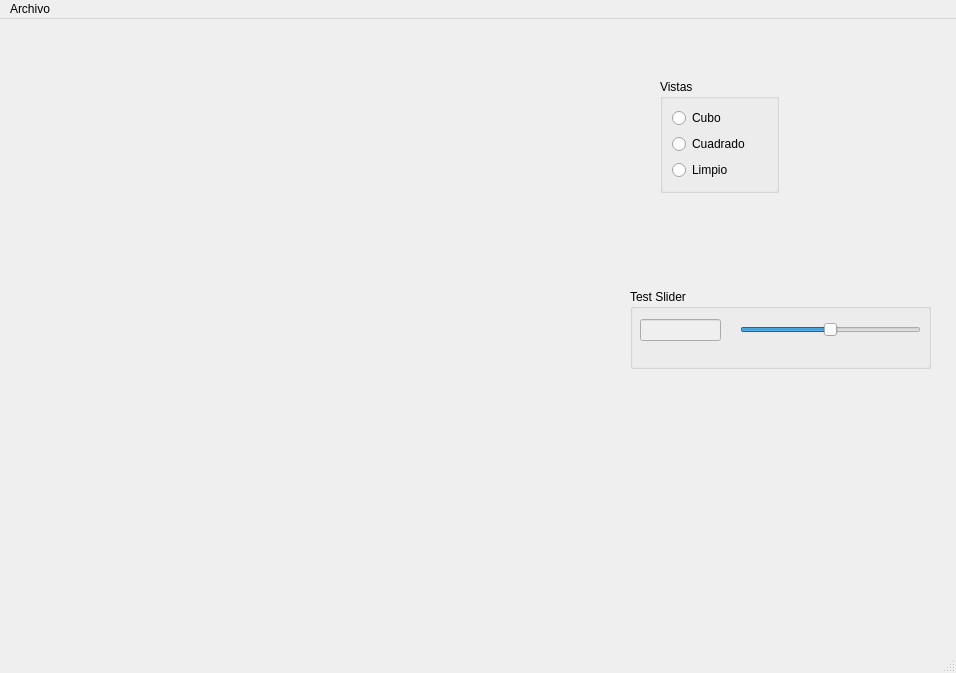
This is mainwindow.ui in kioshiokamoto/Proyecto-final-CV as Qt 5 draws it before an edit. The edited form follows.
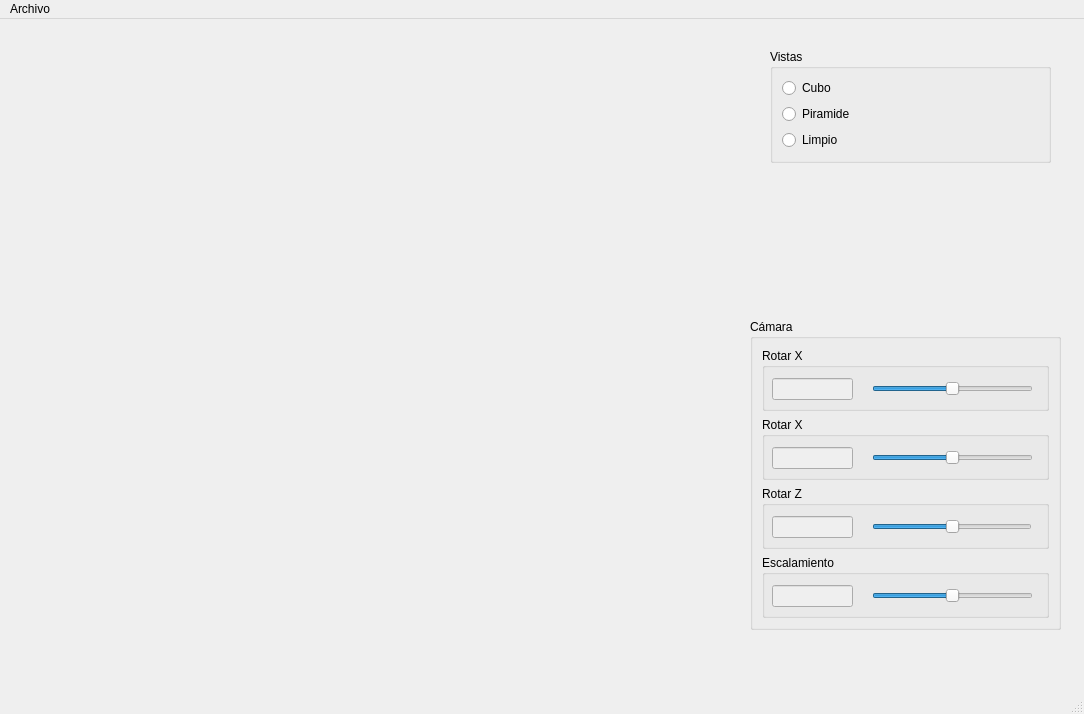
This is the edited form.

What changed in the file:
```diff
--- a/mainwindow.ui
+++ b/mainwindow.ui
@@ -6,8 +6,8 @@
    <rect>
     <x>0</x>
     <y>0</y>
-    <width>956</width>
-    <height>673</height>
+    <width>1084</width>
+    <height>714</height>
    </rect>
   </property>
   <property name="windowTitle">
@@ -19,66 +19,18 @@
      <rect>
       <x>20</x>
       <y>20</y>
-      <width>581</width>
-      <height>571</height>
+      <width>721</width>
+      <height>631</height>
      </rect>
     </property>
     <layout class="QHBoxLayout" name="horizontalLayout"/>
    </widget>
-   <widget class="QGroupBox" name="groupBox">
-    <property name="geometry">
-     <rect>
-      <x>630</x>
-      <y>270</y>
-      <width>301</width>
-      <height>80</height>
-     </rect>
-    </property>
-    <property name="title">
-     <string>Test Slider</string>
-    </property>
-    <widget class="QSlider" name="horizontalSlider">
-     <property name="geometry">
-      <rect>
-       <x>110</x>
-       <y>30</y>
-       <width>181</width>
-       <height>22</height>
-      </rect>
-     </property>
-     <property name="minimum">
-      <number>1</number>
-     </property>
-     <property name="maximum">
-      <number>200</number>
-     </property>
-     <property name="sliderPosition">
-      <number>100</number>
-     </property>
-     <property name="orientation">
-      <enum>Qt::Horizontal</enum>
-     </property>
-    </widget>
-    <widget class="QLineEdit" name="lineEdit">
-     <property name="enabled">
-      <bool>false</bool>
-     </property>
-     <property name="geometry">
-      <rect>
-       <x>10</x>
-       <y>30</y>
-       <width>81</width>
-       <height>22</height>
-      </rect>
-     </property>
-    </widget>
-   </widget>
    <widget class="QGroupBox" name="groupBox_2">
     <property name="geometry">
      <rect>
-      <x>660</x>
-      <y>60</y>
-      <width>119</width>
+      <x>770</x>
+      <y>30</y>
+      <width>281</width>
       <height>114</height>
      </rect>
     </property>
@@ -96,7 +48,7 @@
      <item>
       <widget class="QRadioButton" name="radioButton_2">
        <property name="text">
-        <string>Cuadrado</string>
+        <string>Piramide</string>
        </property>
       </widget>
      </item>
@@ -109,13 +61,202 @@
      </item>
     </layout>
    </widget>
+   <widget class="QGroupBox" name="groupBox_5">
+    <property name="geometry">
+     <rect>
+      <x>750</x>
+      <y>300</y>
+      <width>311</width>
+      <height>311</height>
+     </rect>
+    </property>
+    <property name="title">
+     <string>Cámara</string>
+    </property>
+    <layout class="QVBoxLayout" name="verticalLayout_2">
+     <item>
+      <widget class="QGroupBox" name="groupBox">
+       <property name="title">
+        <string>Rotar X</string>
+       </property>
+       <widget class="QSlider" name="XSlider">
+        <property name="geometry">
+         <rect>
+          <x>110</x>
+          <y>30</y>
+          <width>161</width>
+          <height>22</height>
+         </rect>
+        </property>
+        <property name="minimum">
+         <number>-359</number>
+        </property>
+        <property name="maximum">
+         <number>359</number>
+        </property>
+        <property name="value">
+         <number>0</number>
+        </property>
+        <property name="sliderPosition">
+         <number>0</number>
+        </property>
+        <property name="orientation">
+         <enum>Qt::Horizontal</enum>
+        </property>
+       </widget>
+       <widget class="QLineEdit" name="xLabel">
+        <property name="enabled">
+         <bool>false</bool>
+        </property>
+        <property name="geometry">
+         <rect>
+          <x>10</x>
+          <y>30</y>
+          <width>81</width>
+          <height>22</height>
+         </rect>
+        </property>
+       </widget>
+      </widget>
+     </item>
+     <item>
+      <widget class="QGroupBox" name="groupBox_3">
+       <property name="title">
+        <string>Rotar X</string>
+       </property>
+       <widget class="QSlider" name="YSlider">
+        <property name="geometry">
+         <rect>
+          <x>110</x>
+          <y>30</y>
+          <width>161</width>
+          <height>22</height>
+         </rect>
+        </property>
+        <property name="minimum">
+         <number>-359</number>
+        </property>
+        <property name="maximum">
+         <number>359</number>
+        </property>
+        <property name="value">
+         <number>0</number>
+        </property>
+        <property name="sliderPosition">
+         <number>0</number>
+        </property>
+        <property name="orientation">
+         <enum>Qt::Horizontal</enum>
+        </property>
+       </widget>
+       <widget class="QLineEdit" name="yLabel">
+        <property name="enabled">
+         <bool>false</bool>
+        </property>
+        <property name="geometry">
+         <rect>
+          <x>10</x>
+          <y>30</y>
+          <width>81</width>
+          <height>22</height>
+         </rect>
+        </property>
+       </widget>
+      </widget>
+     </item>
+     <item>
+      <widget class="QGroupBox" name="groupBox_4">
+       <property name="title">
+        <string>Rotar Z</string>
+       </property>
+       <widget class="QSlider" name="ZSlider">
+        <property name="geometry">
+         <rect>
+          <x>110</x>
+          <y>30</y>
+          <width>160</width>
+          <height>22</height>
+         </rect>
+        </property>
+        <property name="minimum">
+         <number>-359</number>
+        </property>
+        <property name="maximum">
+         <number>359</number>
+        </property>
+        <property name="orientation">
+         <enum>Qt::Horizontal</enum>
+        </property>
+       </widget>
+       <widget class="QLineEdit" name="zLabel">
+        <property name="enabled">
+         <bool>false</bool>
+        </property>
+        <property name="geometry">
+         <rect>
+          <x>10</x>
+          <y>30</y>
+          <width>81</width>
+          <height>22</height>
+         </rect>
+        </property>
+       </widget>
+      </widget>
+     </item>
+     <item>
+      <widget class="QGroupBox" name="groupBox_6">
+       <property name="title">
+        <string>Escalamiento</string>
+       </property>
+       <widget class="QLineEdit" name="scala">
+        <property name="enabled">
+         <bool>false</bool>
+        </property>
+        <property name="geometry">
+         <rect>
+          <x>10</x>
+          <y>30</y>
+          <width>81</width>
+          <height>22</height>
+         </rect>
+        </property>
+       </widget>
+       <widget class="QSlider" name="scalaSlider">
+        <property name="geometry">
+         <rect>
+          <x>110</x>
+          <y>30</y>
+          <width>161</width>
+          <height>22</height>
+         </rect>
+        </property>
+        <property name="minimum">
+         <number>0</number>
+        </property>
+        <property name="maximum">
+         <number>200</number>
+        </property>
+        <property name="value">
+         <number>100</number>
+        </property>
+        <property name="sliderPosition">
+         <number>100</number>
+        </property>
+        <property name="orientation">
+         <enum>Qt::Horizontal</enum>
+        </property>
+       </widget>
+      </widget>
+     </item>
+    </layout>
+   </widget>
   </widget>
   <widget class="QMenuBar" name="menubar">
    <property name="geometry">
     <rect>
      <x>0</x>
      <y>0</y>
-     <width>956</width>
+     <width>1084</width>
      <height>26</height>
     </rect>
    </property>
```
